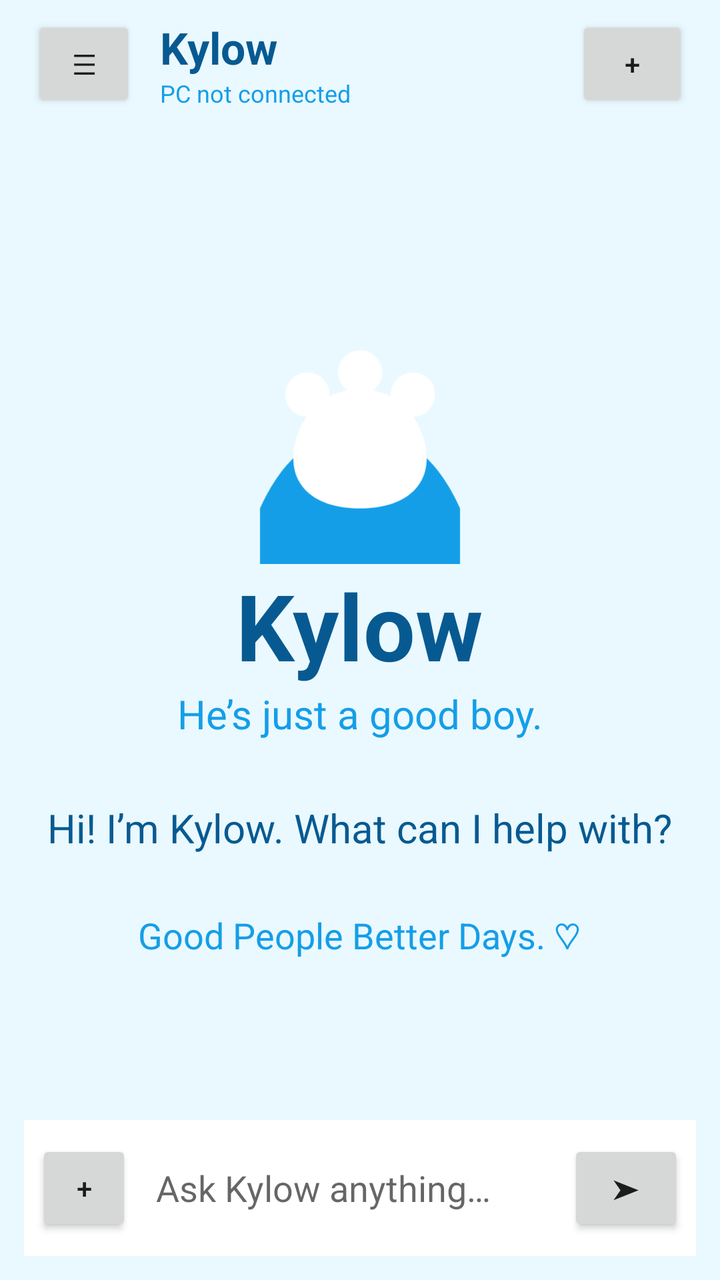
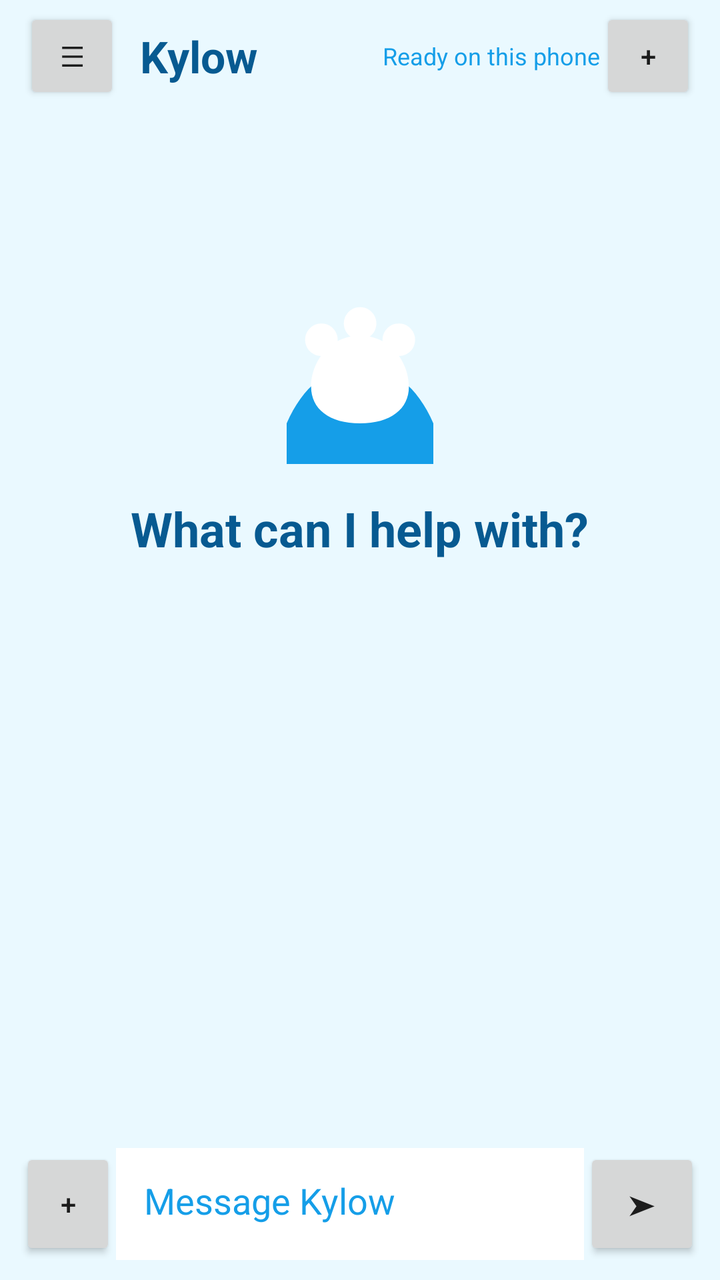

Compare the two renders of this Android layout. The source of the first and the diff that turns it into the second are given below.
<!-- AndroidManifest.xml: application theme Theme.Kylow -->
<!-- res/layout/activity_main.xml -->
<LinearLayout xmlns:android="http://schemas.android.com/apk/res/android" android:layout_width="match_parent" android:layout_height="match_parent" android:orientation="vertical" android:background="@color/kylow_soft">
<LinearLayout android:layout_width="match_parent" android:layout_height="64dp" android:gravity="center_vertical" android:paddingHorizontal="16dp"><Button android:id="@+id/menuButton" android:layout_width="52dp" android:layout_height="48dp" android:text="☰"/><LinearLayout android:layout_width="0dp" android:layout_height="wrap_content" android:layout_weight="1" android:orientation="vertical" android:paddingStart="12dp"><TextView android:layout_width="wrap_content" android:layout_height="wrap_content" android:text="Kylow" android:textSize="22sp" android:textStyle="bold" android:textColor="@color/kylow_ink"/><TextView android:id="@+id/status" android:layout_width="wrap_content" android:layout_height="wrap_content" android:text="PC not connected" android:textSize="12sp" android:textColor="@color/kylow_blue"/></LinearLayout><Button android:id="@+id/newChatButton" android:layout_width="56dp" android:layout_height="48dp" android:text="+"/></LinearLayout>
<FrameLayout android:layout_width="match_parent" android:layout_height="0dp" android:layout_weight="1" android:padding="18dp"><LinearLayout android:id="@+id/welcomePanel" android:layout_width="match_parent" android:layout_height="match_parent" android:gravity="center" android:orientation="vertical"><ImageView android:layout_width="150dp" android:layout_height="150dp" android:src="@drawable/kylow_brand_mark" android:contentDescription="Kylow"/><TextView android:layout_width="wrap_content" android:layout_height="wrap_content" android:text="Kylow" android:textSize="46sp" android:textStyle="bold" android:textColor="@color/kylow_ink"/><TextView android:layout_width="wrap_content" android:layout_height="wrap_content" android:text="He’s just a good boy." android:textSize="20sp" android:textColor="@color/kylow_blue"/><TextView android:layout_width="wrap_content" android:layout_height="wrap_content" android:text="Hi! I’m Kylow. What can I help with?" android:textSize="20sp" android:textColor="@color/kylow_ink" android:layout_marginTop="30dp"/><TextView android:layout_width="wrap_content" android:layout_height="wrap_content" android:text="Good People Better Days. ♡" android:textSize="18sp" android:textColor="@color/kylow_blue" android:layout_marginTop="28dp"/></LinearLayout><TextView android:id="@+id/responseText" android:layout_width="match_parent" android:layout_height="wrap_content" android:textColor="@color/kylow_ink" android:textSize="17sp" android:visibility="gone"/></FrameLayout>
<LinearLayout android:layout_width="match_parent" android:layout_height="wrap_content" android:orientation="vertical" android:padding="12dp"><LinearLayout android:id="@+id/toolBar" android:layout_width="match_parent" android:layout_height="wrap_content" android:visibility="gone" android:orientation="horizontal"><Button android:id="@+id/filesButton" android:layout_width="0dp" android:layout_height="48dp" android:layout_weight="1" android:text="Files"/><Button android:id="@+id/webButton" android:layout_width="0dp" android:layout_height="48dp" android:layout_weight="1" android:text="Web"/><Button android:id="@+id/tasksButton" android:layout_width="0dp" android:layout_height="48dp" android:layout_weight="1" android:text="Tasks"/><Button android:id="@+id/pairButton" android:layout_width="0dp" android:layout_height="48dp" android:layout_weight="1" android:text="PC"/></LinearLayout><LinearLayout android:layout_width="match_parent" android:layout_height="wrap_content" android:gravity="center_vertical" android:background="@color/kylow_white" android:padding="6dp"><Button android:id="@+id/toolsButton" android:layout_width="48dp" android:layout_height="48dp" android:text="+"/><EditText android:id="@+id/messageInput" android:layout_width="0dp" android:layout_height="56dp" android:layout_weight="1" android:hint="Ask Kylow anything…" android:background="@android:color/transparent" android:paddingHorizontal="12dp"/><Button android:id="@+id/sendButton" android:layout_width="58dp" android:layout_height="48dp" android:text="➤"/></LinearLayout></LinearLayout></LinearLayout>
<!-- resources referenced by this layout -->
<resources>
  <color name="kylow_blue">#159EE8</color>
  <color name="kylow_ink">#075A91</color>
  <color name="kylow_soft">#EAF9FF</color>
  <color name="kylow_white">#FFFFFF</color>
  <!-- drawable kylow_brand_mark (drawable) -->
  <vector xmlns:android="http://schemas.android.com/apk/res/android" android:width="108dp" android:height="108dp" android:viewportWidth="108" android:viewportHeight="108"><path android:fillColor="#EAF9FF" android:pathData="M0,0h108v108h-108z"/><path android:fillColor="#159EE8" android:pathData="M18,88c8,-18 20,-28 36,-28s28,10 36,28v20h-72z"/><path android:fillColor="#FFFFFF" android:pathData="M35,39a8,8 0,1 0,0.1,0M54,31a8,8 0,1 0,0.1,0M73,39a8,8 0,1 0,0.1,0M54,45c-15,0 -24,13 -24,25 0,11 9,18 24,18s24,-7 24,-18c0,-12 -9,-25 -24,-25z"/></vector>
  <style name="Theme.Kylow" parent="Theme.AppCompat.DayNight.NoActionBar" />
</resources>

<!-- the commit's change to res/layout/activity_main.xml (unified diff, before → after) -->
@@ -1,4 +1,6 @@
 <LinearLayout xmlns:android="http://schemas.android.com/apk/res/android" android:layout_width="match_parent" android:layout_height="match_parent" android:orientation="vertical" android:background="@color/kylow_soft">
-<LinearLayout android:layout_width="match_parent" android:layout_height="64dp" android:gravity="center_vertical" android:paddingHorizontal="16dp"><Button android:id="@+id/menuButton" android:layout_width="52dp" android:layout_height="48dp" android:text="☰"/><LinearLayout android:layout_width="0dp" android:layout_height="wrap_content" android:layout_weight="1" android:orientation="vertical" android:paddingStart="12dp"><TextView android:layout_width="wrap_content" android:layout_height="wrap_content" android:text="Kylow" android:textSize="22sp" android:textStyle="bold" android:textColor="@color/kylow_ink"/><TextView android:id="@+id/status" android:layout_width="wrap_content" android:layout_height="wrap_content" android:text="PC not connected" android:textSize="12sp" android:textColor="@color/kylow_blue"/></LinearLayout><Button android:id="@+id/newChatButton" android:layout_width="56dp" android:layout_height="48dp" android:text="+"/></LinearLayout>
-<FrameLayout android:layout_width="match_parent" android:layout_height="0dp" android:layout_weight="1" android:padding="18dp"><LinearLayout android:id="@+id/welcomePanel" android:layout_width="match_parent" android:layout_height="match_parent" android:gravity="center" android:orientation="vertical"><ImageView android:layout_width="150dp" android:layout_height="150dp" android:src="@drawable/kylow_brand_mark" android:contentDescription="Kylow"/><TextView android:layout_width="wrap_content" android:layout_height="wrap_content" android:text="Kylow" android:textSize="46sp" android:textStyle="bold" android:textColor="@color/kylow_ink"/><TextView android:layout_width="wrap_content" android:layout_height="wrap_content" android:text="He’s just a good boy." android:textSize="20sp" android:textColor="@color/kylow_blue"/><TextView android:layout_width="wrap_content" android:layout_height="wrap_content" android:text="Hi! I’m Kylow. What can I help with?" android:textSize="20sp" android:textColor="@color/kylow_ink" android:layout_marginTop="30dp"/><TextView android:layout_width="wrap_content" android:layout_height="wrap_content" android:text="Good People Better Days. ♡" android:textSize="18sp" android:textColor="@color/kylow_blue" android:layout_marginTop="28dp"/></LinearLayout><TextView android:id="@+id/responseText" android:layout_width="match_parent" android:layout_height="wrap_content" android:textColor="@color/kylow_ink" android:textSize="17sp" android:visibility="gone"/></FrameLayout>
-<LinearLayout android:layout_width="match_parent" android:layout_height="wrap_content" android:orientation="vertical" android:padding="12dp"><LinearLayout android:id="@+id/toolBar" android:layout_width="match_parent" android:layout_height="wrap_content" android:visibility="gone" android:orientation="horizontal"><Button android:id="@+id/filesButton" android:layout_width="0dp" android:layout_height="48dp" android:layout_weight="1" android:text="Files"/><Button android:id="@+id/webButton" android:layout_width="0dp" android:layout_height="48dp" android:layout_weight="1" android:text="Web"/><Button android:id="@+id/tasksButton" android:layout_width="0dp" android:layout_height="48dp" android:layout_weight="1" android:text="Tasks"/><Button android:id="@+id/pairButton" android:layout_width="0dp" android:layout_height="48dp" android:layout_weight="1" android:text="PC"/></LinearLayout><LinearLayout android:layout_width="match_parent" android:layout_height="wrap_content" android:gravity="center_vertical" android:background="@color/kylow_white" android:padding="6dp"><Button android:id="@+id/toolsButton" android:layout_width="48dp" android:layout_height="48dp" android:text="+"/><EditText android:id="@+id/messageInput" android:layout_width="0dp" android:layout_height="56dp" android:layout_weight="1" android:hint="Ask Kylow anything…" android:background="@android:color/transparent" android:paddingHorizontal="12dp"/><Button android:id="@+id/sendButton" android:layout_width="58dp" android:layout_height="48dp" android:text="➤"/></LinearLayout></LinearLayout></LinearLayout>
+<LinearLayout android:layout_width="match_parent" android:layout_height="56dp" android:gravity="center_vertical" android:paddingHorizontal="12dp"><Button android:id="@+id/menuButton" android:layout_width="48dp" android:layout_height="48dp" android:text="☰"/><TextView android:layout_width="0dp" android:layout_height="wrap_content" android:layout_weight="1" android:text="Kylow" android:textSize="22sp" android:textStyle="bold" android:textColor="@color/kylow_ink" android:paddingStart="10dp"/><TextView android:id="@+id/status" android:layout_width="wrap_content" android:layout_height="wrap_content" android:text="Ready on this phone" android:textSize="12sp" android:textColor="@color/kylow_blue"/><Button android:id="@+id/newChatButton" android:layout_width="48dp" android:layout_height="48dp" android:text="+"/></LinearLayout>
+<ScrollView android:id="@+id/chatScroll" android:layout_width="match_parent" android:layout_height="0dp" android:layout_weight="1" android:fillViewport="true"><LinearLayout android:layout_width="match_parent" android:layout_height="wrap_content" android:minHeight="400dp" android:orientation="vertical" android:padding="16dp"><LinearLayout android:id="@+id/welcomePanel" android:layout_width="match_parent" android:layout_height="wrap_content" android:gravity="center" android:orientation="vertical" android:paddingTop="50dp"><ImageView android:layout_width="110dp" android:layout_height="110dp" android:src="@drawable/kylow_brand_mark" android:contentDescription="Kylow"/><TextView android:layout_width="wrap_content" android:layout_height="wrap_content" android:text="What can I help with?" android:textSize="24sp" android:textStyle="bold" android:textColor="@color/kylow_ink" android:layout_marginTop="16dp"/></LinearLayout><TextView android:id="@+id/chatText" android:layout_width="match_parent" android:layout_height="wrap_content" android:textColor="@color/kylow_ink" android:textSize="17sp" android:lineSpacingExtra="5dp"/></LinearLayout></ScrollView>
+<LinearLayout android:id="@+id/toolBar" android:layout_width="match_parent" android:layout_height="wrap_content" android:visibility="gone" android:orientation="horizontal" android:paddingHorizontal="12dp"><Button android:id="@+id/filesButton" android:layout_width="0dp" android:layout_height="48dp" android:layout_weight="1" android:text="Files"/><Button android:id="@+id/webButton" android:layout_width="0dp" android:layout_height="48dp" android:layout_weight="1" android:text="Web"/><Button android:id="@+id/tasksButton" android:layout_width="0dp" android:layout_height="48dp" android:layout_weight="1" android:text="Tasks"/></LinearLayout>
+<LinearLayout android:layout_width="match_parent" android:layout_height="wrap_content" android:gravity="bottom" android:padding="10dp"><Button android:id="@+id/toolsButton" android:layout_width="48dp" android:layout_height="56dp" android:text="+"/><EditText android:id="@+id/messageInput" android:layout_width="0dp" android:layout_height="wrap_content" android:minHeight="56dp" android:maxHeight="160dp" android:layout_weight="1" android:hint="Message Kylow" android:textColor="@color/kylow_ink" android:textColorHint="@color/kylow_blue" android:background="@color/kylow_white" android:gravity="top|start" android:inputType="textCapSentences|textMultiLine" android:padding="14dp" android:scrollbars="vertical"/><Button android:id="@+id/sendButton" android:layout_width="58dp" android:layout_height="56dp" android:text="➤"/></LinearLayout>
+</LinearLayout>
